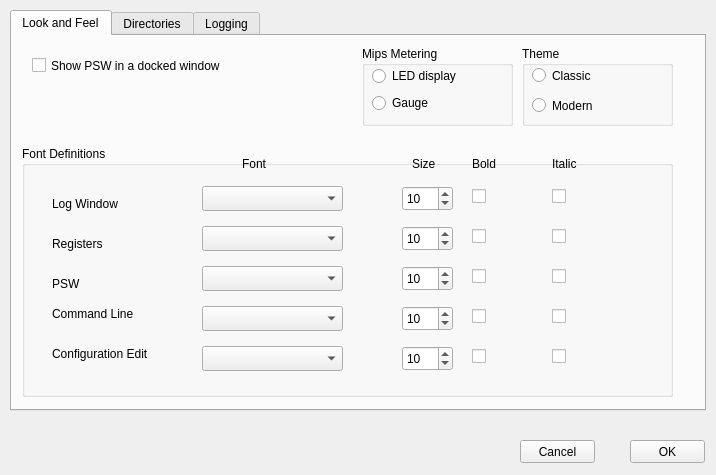
Qt form HerculesStudio/HercStudio/PreferencesWin.ui (fsword7/hercgui) before a commit.
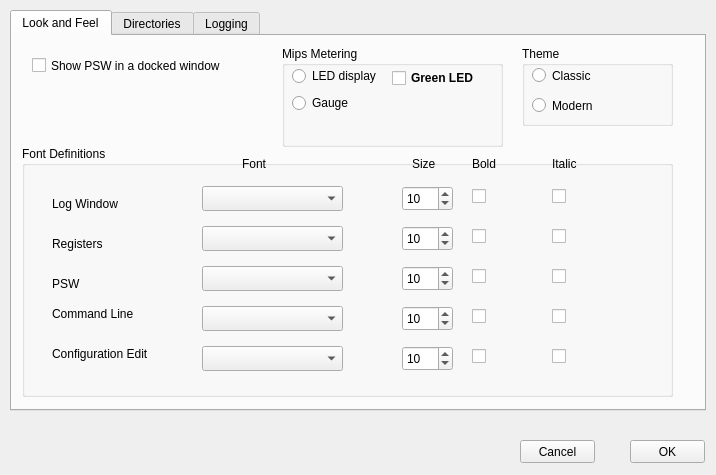
The same form after that commit.

Diff of the .ui file:
```diff
--- a/HerculesStudio/HercStudio/PreferencesWin.ui
+++ b/HerculesStudio/HercStudio/PreferencesWin.ui
@@ -87,10 +87,10 @@
     <widget class="QGroupBox" name="MipsMeterBox">
      <property name="geometry">
       <rect>
-       <x>350</x>
+       <x>270</x>
        <y>10</y>
-       <width>151</width>
-       <height>80</height>
+       <width>221</width>
+       <height>101</height>
       </rect>
      </property>
      <property name="title">
@@ -125,6 +125,26 @@
        <string>Gauge</string>
       </property>
      </widget>
+     <widget class="QCheckBox" name="GreenCheckBox">
+      <property name="geometry">
+       <rect>
+        <x>110</x>
+        <y>20</y>
+        <width>90</width>
+        <height>24</height>
+       </rect>
+      </property>
+      <property name="font">
+       <font>
+        <pointsize>9</pointsize>
+        <weight>75</weight>
+        <bold>true</bold>
+       </font>
+      </property>
+      <property name="text">
+       <string>Green LED</string>
+      </property>
+     </widget>
     </widget>
     <widget class="QGroupBox" name="groupBox">
      <property name="geometry">
```
